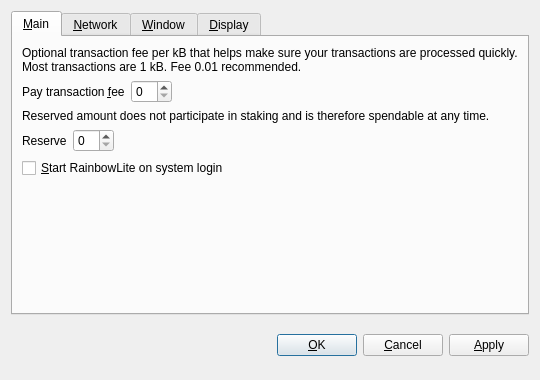
First picture: the form in src/qt/forms/optionsdialog.ui, repository wayawolf/WayaWolfCoin, before the edit.
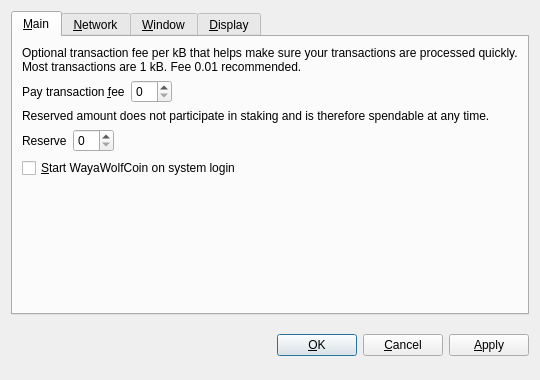
Second picture: the form after the edit. Custom widgets are drawn as their Qt base class.

Commit message: Rename RainbowLite to WayaWolfCoin

```diff
--- a/src/qt/forms/optionsdialog.ui
+++ b/src/qt/forms/optionsdialog.ui
@@ -128,7 +128,7 @@
           <string>Automatically start RainbowLite after logging in to the system.</string>
          </property>
          <property name="text">
-          <string>&amp;Start RainbowLite on system login</string>
+          <string>&amp;Start WayaWolfCoin on system login</string>
          </property>
         </widget>
        </item>
```
Left out of the diff: 10 changed lines with no effect on the pictures. The commit also changes 116 other files.
